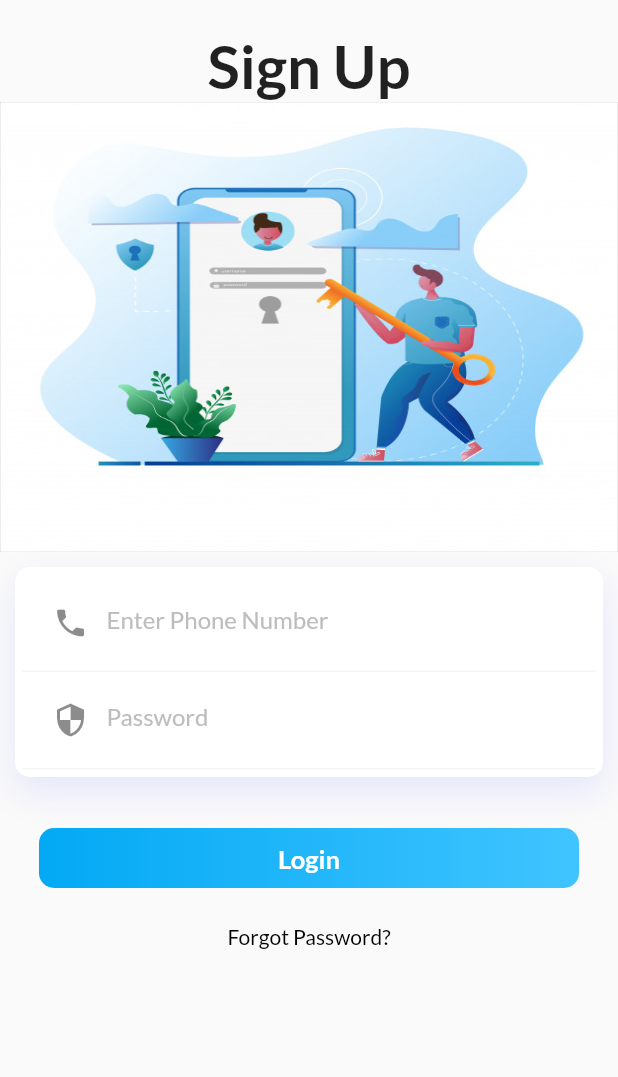
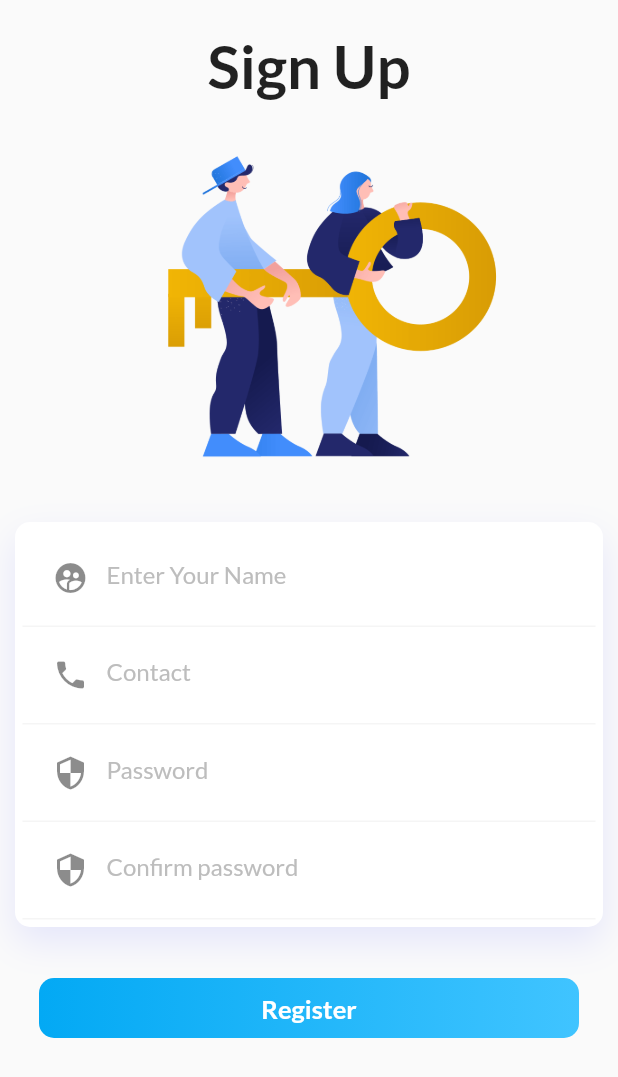
Before and after one commit to Anthrapper/virtualqproduction, a Flutter app: the SignUpForm screen opened directly, on a phone screen of 412 x 824 dp. Shown: the top 1077 px of the screen. Run offline on Flutter 3.47's test engine with Material 2 defaults, Android fonts, the phone set to English and light mode, and no system bars; our stand-ins replace form_field_validator, google_fonts, simple_animations.

```diff
--- a/lib/UI/screens/Registeration/registeration.dart
+++ b/lib/UI/screens/Registeration/registeration.dart
@@ -32,13 +32,16 @@ class _SignUpFormState extends State<SignUpForm> {
                     ),
                   ),
                 ),
+                FadeAnimation(
+                  0.5,
                   Container(
                     padding: EdgeInsets.only(top: 30),
-                  height: 300,
+                    height: 270,
                     decoration: BoxDecoration(
                       image: DecorationImage(
-                      image: AssetImage('assets/images/login.jpg'),
+                        image: AssetImage('assets/images/signup.png'),
                         fit: BoxFit.fill,
+                      ),
                     ),
                   ),
                 ),
@@ -63,12 +66,28 @@ class _SignUpFormState extends State<SignUpForm> {
                           child: Column(
                             children: <Widget>[
                               ReusableWidgets().customTextfield(
-                                  'Enter Phone Number',
+                                  'Enter Your Name',
+                                  nameController,
+                                  Icon(Icons.supervised_user_circle),
+                                  false),
+                              ReusableWidgets().customTextfield(
+                                'Contact',
                                 phoneController,
                                 Icon(Icons.phone),
-                                  false),
-                              ReusableWidgets().customTextfield('Password',
-                                  passController, Icon(Icons.security), true),
+                                false,
+                              ),
+                              ReusableWidgets().customTextfield(
+                                'Password',
+                                passController,
+                                Icon(Icons.security),
+                                true,
+                              ),
+                              ReusableWidgets().customTextfield(
+                                'Confirm password',
+                                confController,
+                                Icon(Icons.security),
+                                true,
+                              ),
                             ],
                           ),
                         ),
@@ -77,24 +96,12 @@ class _SignUpFormState extends State<SignUpForm> {
                         height: 30,
                       ),
                       FadeAnimation(
-                        1.5,
+                        1.2,
                         FlatButton(
                           onPressed: () {
                             print('hi');
                           },
-                          child: ReusableWidgets().customButton('Login'),
-                        ),
-                      ),
-                      SizedBox(
-                        height: 20,
-                      ),
-                      FadeAnimation(
-                        1.7,
-                        Text(
-                          "Forgot Password?",
-                          style: TextStyle(
-                            color: Colors.black,
-                          ),
+                          child: ReusableWidgets().customButton('Register'),
                         ),
                       ),
                     ],
```
Also changed, not shown: lib/UI/screens/Login/forgotpass.dart (added, +60 -0 lines), lib/UI/screens/Login/login.dart (+15 -1 lines), assets/images/forgot.png (added), assets/images/signin.png (added), assets/images/signup.png (added). Lines whose indentation alone changed are shown as unchanged.
